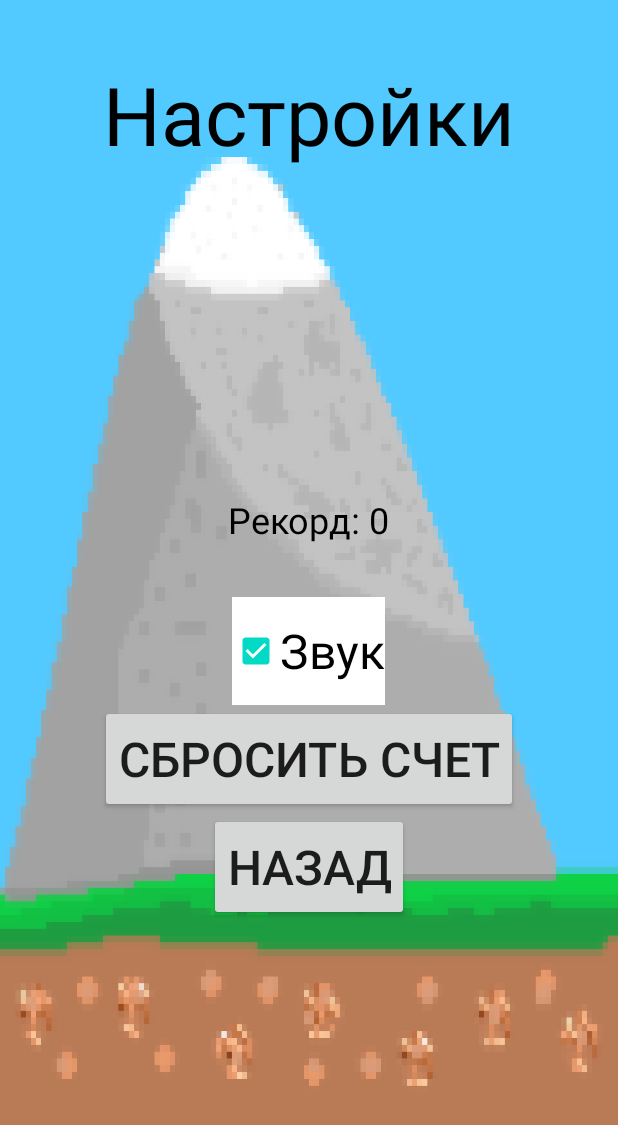
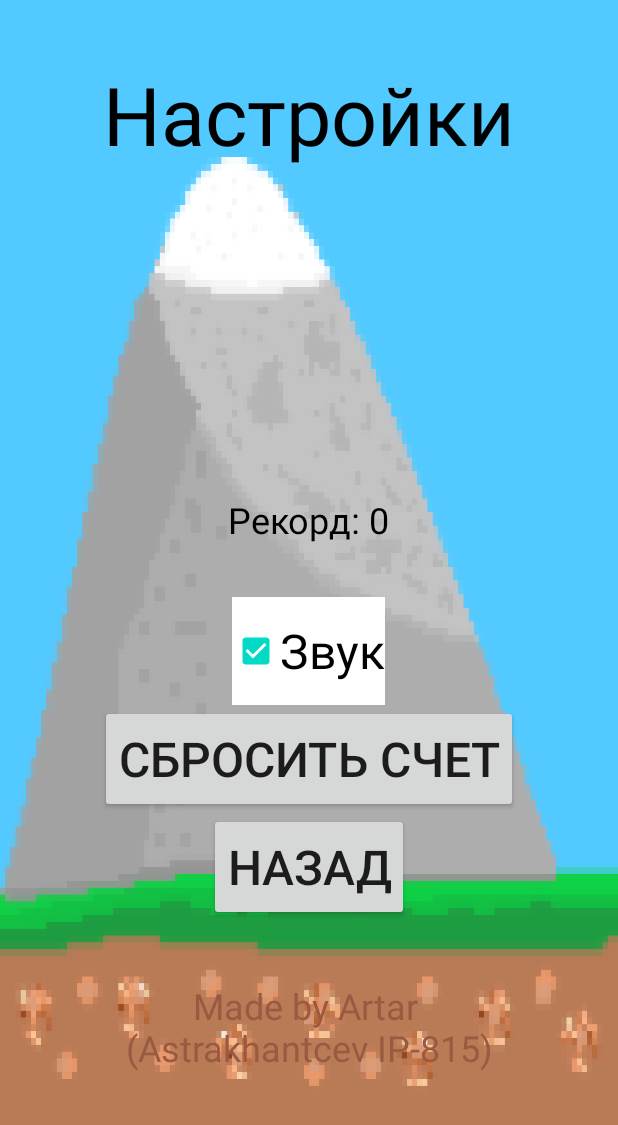
Before and after one commit to Artar1337/6Keys, an Android app: the PrefsActivity screen opened directly, with no data from a screen before it, on a phone screen of 412 x 824 dp. Shown: the top 1125 px of the screen. Run offline under Robolectric (Android 15) with nearby library versions, the phone set to English and light mode, and no system bars.

Commit message:
Added some extra information about developer

```diff
--- a/app/src/main/res/layout/activity_preferences.xml
+++ b/app/src/main/res/layout/activity_preferences.xml
@@ -49,4 +49,14 @@
         android:text="@string/back"
         android:textSize="32sp" />
 
+    <TextView
+        android:layout_width="wrap_content"
+        android:layout_height="230dp"
+        android:layout_gravity="center"
+        android:layout_margin="40dp"
+        android:text="Made by Artar \n(Astrakhantcev IP-815)"
+        android:textAlignment="center"
+        android:textColor="@color/brown_dirt"
+        android:textSize="24sp" />
+
 </LinearLayout>
--- a/app/src/main/res/values/colors.xml
+++ b/app/src/main/res/values/colors.xml
@@ -7,4 +7,5 @@
     <color name="teal_700">#FF018786</color>
     <color name="black">#FF000000</color>
     <color name="white">#FFFFFFFF</color>
+    <color name="brown_dirt">#9A5A42</color>
 </resources>
```
